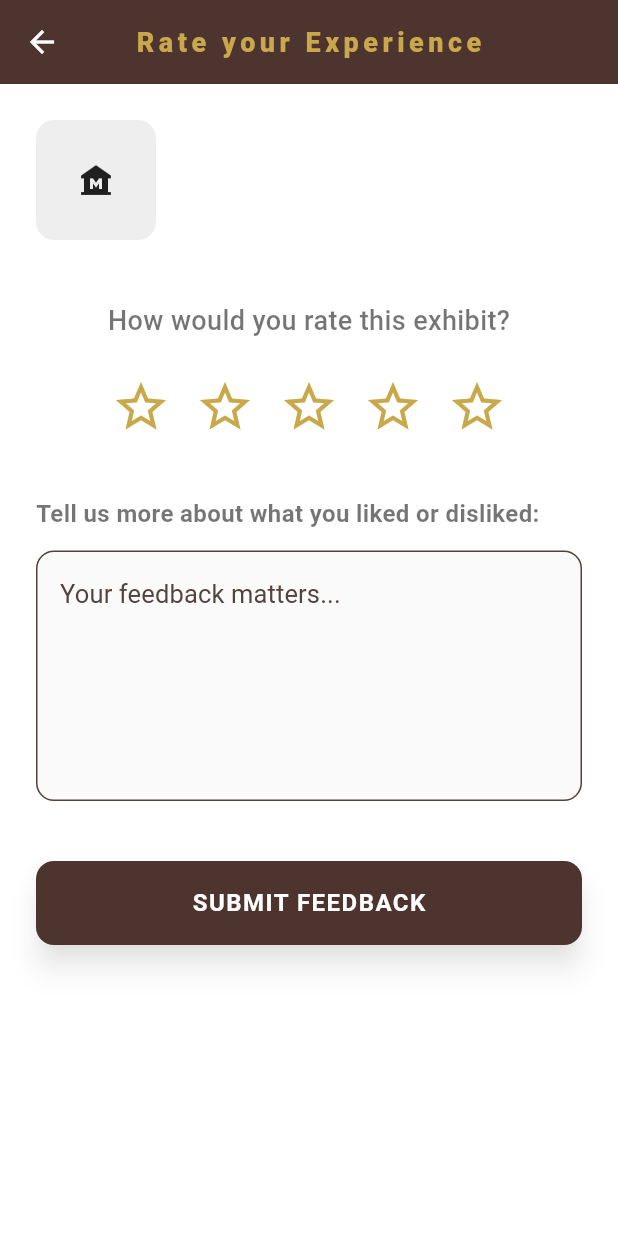
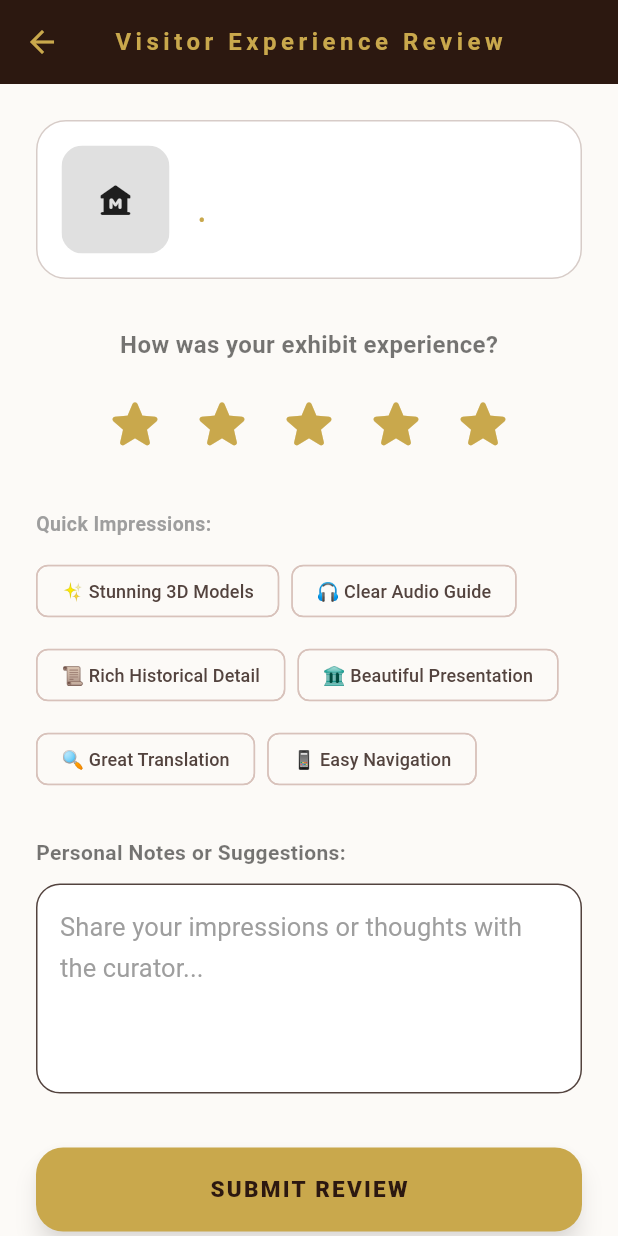
Before and after one commit to Chathura0607/Museum_App, a Flutter app: the FeedbackScreen screen opened directly with empty values, on a phone screen of 412 x 824 dp. Run offline on Flutter 3.47's test engine with Material 3 defaults, Android fonts, the phone set to English and light mode, and no system bars; our stand-ins replace cloud_firestore, firebase_core, flutter_tts, google_generative_ai, webview_flutter; missing offline and left inert: dart:html, dart:ui_web, mobile_scanner; accounts and stored records are empty; network calls fail.

Commit message:
Upgrade visitor feedback form with impression tags and luxury star rating

```diff
--- a/lib/screens/feedback_screen.dart
+++ b/lib/screens/feedback_screen.dart
@@ -11,12 +11,28 @@ class FeedbackScreen extends StatefulWidget {
 }
 
 class _FeedbackScreenState extends State<FeedbackScreen> {
-  int _rating = 0;
+  int _rating = 5;
   final TextEditingController _commentController = TextEditingController();
+  final Set<String> _selectedTags = {};
   bool _isSubmitting = false;
   bool _submitted = false;
 
+  final List<String> _impressionTags = [
+    "✨ Stunning 3D Models",
+    "🎧 Clear Audio Guide",
+    "📜 Rich Historical Detail",
+    "🏛️ Beautiful Presentation",
+    "🔍 Great Translation",
+    "📱 Easy Navigation",
+  ];
+
   FirebaseFirestore get _firestore => FirebaseFirestore.instance;
+
+  @override
+  void dispose() {
+    _commentController.dispose();
+    super.dispose();
+  }
 
   Future<void> _submitFeedback() async {
     if (_rating == 0) {
@@ -31,83 +47,123 @@ class _FeedbackScreenState extends State<FeedbackScreen> {
         'artifactId': widget.artifact.id,
         'artifactName': widget.artifact.name,
         'rating': _rating,
+        'tags': _selectedTags.toList(),
         'comment': _commentController.text.trim(),
         'timestamp': FieldValue.serverTimestamp(),
       });
+      if (mounted) {
         setState(() {
           _isSubmitting = false;
           _submitted = true;
         });
+      }
     } catch (e) {
+      if (mounted) {
         setState(() => _isSubmitting = false);
         ScaffoldMessenger.of(context).showSnackBar(
-        const SnackBar(content: Text('Failed to submit. Please try again.')),
+          const SnackBar(content: Text('Failed to submit. Please check connection.')),
         );
+      }
     }
   }
 
   @override
-  void dispose() {
-    _commentController.dispose();
-    super.dispose();
-  }
+  Widget build(BuildContext context) {
+    final isDark = Theme.of(context).brightness == Brightness.dark;
 
-  @override
-  Widget build(BuildContext context) {
     return Scaffold(
       appBar: AppBar(
-        title: const Text('Rate your Experience'),
-        backgroundColor: Colors.brown[800],
-        foregroundColor: Colors.white,
+        title: const Text('Visitor Experience Review', style: TextStyle(fontWeight: FontWeight.bold, fontSize: 16)),
+        backgroundColor: const Color(0xFF2C1810),
+        foregroundColor: const Color(0xFFC9A84C),
       ),
-      backgroundColor: Colors.white,
-      body: _submitted ? _buildThankYou() : _buildForm(),
+      backgroundColor: isDark ? const Color(0xFF121212) : const Color(0xFFFCFAF7),
+      body: _submitted ? _buildThankYou(isDark) : _buildForm(isDark),
     );
   }
 
-  Widget _buildThankYou() {
+  Widget _buildThankYou(bool isDark) {
     return Center(
+      child: Padding(
+        padding: const EdgeInsets.all(32),
         child: Column(
           mainAxisAlignment: MainAxisAlignment.center,
           children: [
-          const Icon(Icons.check_circle, color: Colors.green, size: 100),
+            Container(
+              padding: const EdgeInsets.all(24),
+              decoration: BoxDecoration(
+                color: const Color(0xFFC9A84C).withValues(alpha: 0.15),
+                shape: BoxShape.circle,
+              ),
+              child: const Icon(Icons.check_circle_rounded, color: Color(0xFFC9A84C), size: 72),
+            ),
             const SizedBox(height: 24),
-          const Text('Thank you!', style: TextStyle(fontSize: 28, fontWeight: FontWeight.bold)),
-          const SizedBox(height: 8),
-          Padding(
-            padding: const EdgeInsets.symmetric(horizontal: 40),
-            child: Text('Your review of "${widget.artifact.name}" has been successfully recorded.',
-                textAlign: TextAlign.center, style: const TextStyle(color: Colors.grey, fontSize: 16)),
+            Text(
+              'Thank You, Explorer!',
+              style: Theme.of(context).textTheme.headlineMedium?.copyWith(
+                    fontWeight: FontWeight.w900,
+                    color: const Color(0xFFC9A84C),
                   ),
-          const SizedBox(height: 40),
+            ),
+            const SizedBox(height: 12),
+            Text(
+              'Your thoughts on "${widget.artifact.name}" have been preserved in the museum archives.',
+              textAlign: TextAlign.center,
+              style: TextStyle(
+                color: isDark ? Colors.white70 : Colors.black54,
+                fontSize: 15,
+                height: 1.5,
+              ),
+            ),
+            const SizedBox(height: 36),
             SizedBox(
               width: 200,
-            height: 50,
+              height: 52,
               child: ElevatedButton(
                 onPressed: () => Navigator.pop(context),
-              style: ElevatedButton.styleFrom(backgroundColor: Colors.brown[800], foregroundColor: Colors.white),
-              child: const Text('DONE'),
+                style: ElevatedButton.styleFrom(
+                  backgroundColor: const Color(0xFFC9A84C),
+                  foregroundColor: const Color(0xFF2C1810),
+                  shape: RoundedRectangleBorder(borderRadius: BorderRadius.circular(16)),
+                ),
+                child: const Text('CONTINUE TOUR', style: TextStyle(fontWeight: FontWeight.w900, letterSpacing: 1.5)),
               ),
             ),
           ],
         ),
+      ),
     );
   }
 
-  Widget _buildForm() {
+  Widget _buildForm(bool isDark) {
     return SingleChildScrollView(
       padding: const EdgeInsets.all(24),
       child: Column(
         crossAxisAlignment: CrossAxisAlignment.start,
         children: [
-          Row(
+          // Artifact header card
+          Container(
+            padding: const EdgeInsets.all(16),
+            decoration: BoxDecoration(
+              color: isDark ? const Color(0xFF1E1E1E) : Colors.white,
+              borderRadius: BorderRadius.circular(20),
+              border: Border.all(color: isDark ? Colors.white10 : Colors.brown.shade100),
+            ),
+            child: Row(
               children: [
                 ClipRRect(
-                borderRadius: BorderRadius.circular(12),
+                  borderRadius: BorderRadius.circular(14),
                   child: Image.network(
                     widget.artifact.imageUrl,
-                  width: 80, height: 80, fit: BoxFit.cover,
-                  errorBuilder: (c, e, s) => Container(width: 80, height: 80, color: Colors.grey[200], child: const Icon(Icons.museum)),
+                    width: 72,
+                    height: 72,
+                    fit: BoxFit.cover,
+                    errorBuilder: (c, e, s) => Container(
+                      width: 72,
+                      height: 72,
+                      color: Colors.grey.shade300,
+                      child: const Icon(Icons.museum_rounded),
+                    ),
                   ),
                 ),
                 const SizedBox(width: 16),
@@ -115,56 +171,112 @@ class _FeedbackScreenState extends State<FeedbackScreen> {
                   child: Column(
                     crossAxisAlignment: CrossAxisAlignment.start,
                     children: [
-                    Text(widget.artifact.name, style: const TextStyle(fontWeight: FontWeight.bold, fontSize: 20)),
-                    Text(widget.artifact.section, style: TextStyle(color: Colors.brown[600], fontSize: 14)),
+                      Text(
+                        widget.artifact.name,
+                        style: const TextStyle(fontWeight: FontWeight.w900, fontSize: 16),
+                      ),
+                      const SizedBox(height: 4),
+                      Text(
+                        '${widget.artifact.period} • ${widget.artifact.section}',
+                        style: const TextStyle(color: Color(0xFFC9A84C), fontSize: 12, fontWeight: FontWeight.bold),
+                      ),
                     ],
                   ),
                 ),
               ],
             ),
-          const SizedBox(height: 40),
-          const Center(child: Text('How would you rate this exhibit?', style: TextStyle(fontSize: 18, fontWeight: FontWeight.w500))),
-          const SizedBox(height: 16),
+          ),
+          const SizedBox(height: 32),
+          // Star rating
+          const Center(
+            child: Text(
+              'How was your exhibit experience?',
+              style: TextStyle(fontSize: 16, fontWeight: FontWeight.bold),
+            ),
+          ),
+          const SizedBox(height: 12),
           Row(
             mainAxisAlignment: MainAxisAlignment.center,
             children: List.generate(5, (index) {
+              final starNum = index + 1;
               return IconButton(
-                onPressed: () => setState(() => _rating = index + 1),
+                onPressed: () => setState(() => _rating = starNum),
                 icon: Icon(
-                  index < _rating ? Icons.star : Icons.star_border,
+                  starNum <= _rating ? Icons.star_rounded : Icons.star_outline_rounded,
                   color: const Color(0xFFC9A84C),
-                  size: 40,
+                  size: 42,
                 ),
               );
             }),
           ),
-          const SizedBox(height: 32),
-          const Text('Tell us more about what you liked or disliked:', style: TextStyle(fontSize: 16, fontWeight: FontWeight.bold)),
-          const SizedBox(height: 12),
+          const SizedBox(height: 28),
+          // Impression chips
+          const Text('Quick Impressions:', style: TextStyle(fontSize: 13, fontWeight: FontWeight.bold, color: Colors.grey)),
+          const SizedBox(height: 10),
+          Wrap(
+            spacing: 8,
+            runSpacing: 8,
+            children: _impressionTags.map((tag) {
+              final isSelected = _selectedTags.contains(tag);
+              return FilterChip(
+                label: Text(tag, style: TextStyle(fontSize: 12, color: isSelected ? const Color(0xFF2C1810) : null)),
+                selected: isSelected,
+                selectedColor: const Color(0xFFC9A84C),
+                onSelected: (selected) {
+                  setState(() {
+                    if (selected) {
+                      _selectedTags.add(tag);
+                    } else {
+                      _selectedTags.remove(tag);
+                    }
+                  });
+                },
+              );
+            }).toList(),
+          ),
+          const SizedBox(height: 28),
+          const Text(
+            'Personal Notes or Suggestions:',
+            style: TextStyle(fontSize: 14, fontWeight: FontWeight.bold),
+          ),
+          const SizedBox(height: 10),
           TextField(
             controller: _commentController,
-            maxLines: 5,
+            maxLines: 4,
+            style: TextStyle(color: isDark ? Colors.white : Colors.black87),
             decoration: InputDecoration(
-              hintText: 'Your feedback matters...',
-              border: OutlineInputBorder(borderRadius: BorderRadius.circular(12)),
+              hintText: 'Share your impressions or thoughts with the curator...',
+              hintStyle: TextStyle(color: isDark ? Colors.white38 : Colors.grey),
               filled: true,
-              fillColor: Colors.grey[50],
+              fillColor: isDark ? const Color(0xFF1E1E1E) : Colors.white,
+              border: OutlineInputBorder(
+                borderRadius: BorderRadius.circular(16),
+                borderSide: BorderSide(color: isDark ? Colors.white10 : Colors.brown.shade100),
+              ),
+              focusedBorder: OutlineInputBorder(
+                borderRadius: BorderRadius.circular(16),
+                borderSide: const BorderSide(color: Color(0xFFC9A84C), width: 1.5),
               ),
             ),
-          const SizedBox(height: 40),
+          ),
+          const SizedBox(height: 36),
           SizedBox(
             width: double.infinity,
             height: 56,
             child: ElevatedButton(
               onPressed: _isSubmitting ? null : _submitFeedback,
               style: ElevatedButton.styleFrom(
-                backgroundColor: Colors.brown[800],
-                foregroundColor: Colors.white,
-                shape: RoundedRectangleBorder(borderRadius: BorderRadius.circular(12)),
+                backgroundColor: const Color(0xFFC9A84C),
+                foregroundColor: const Color(0xFF2C1810),
+                shape: RoundedRectangleBorder(borderRadius: BorderRadius.circular(18)),
+                elevation: 6,
               ),
               child: _isSubmitting
-                  ? const CircularProgressIndicator(color: Colors.white)
-                  : const Text('SUBMIT FEEDBACK', style: TextStyle(fontSize: 16, fontWeight: FontWeight.bold, letterSpacing: 1)),
+                  ? const CircularProgressIndicator(color: Color(0xFF2C1810))
+                  : const Text(
+                      'SUBMIT REVIEW',
+                      style: TextStyle(fontSize: 15, fontWeight: FontWeight.w900, letterSpacing: 1.5),
+                    ),
             ),
           ),
         ],
```
Lines whose indentation alone changed are shown as unchanged.
